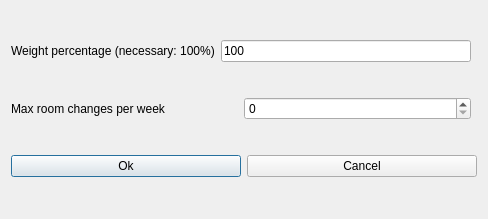
Before: the Qt Designer form fet/src/interface/modifyconstraintstudentsmaxroomchangesperweekform_template.ui in vonmecheln/fet, drawn with Qt 5.
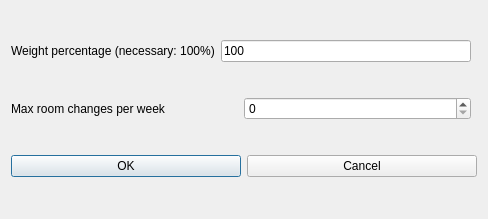
After: the same form once the commit is applied.

What changed in the file:
```diff
--- a/fet/src/interface/modifyconstraintstudentsmaxroomchangesperweekform_template.ui
+++ b/fet/src/interface/modifyconstraintstudentsmaxroomchangesperweekform_template.ui
@@ -46,7 +46,7 @@
      <item>
       <widget class="QPushButton" name="okPushButton">
        <property name="text">
-        <string>Ok</string>
+        <string>OK</string>
        </property>
       </widget>
      </item>
```
